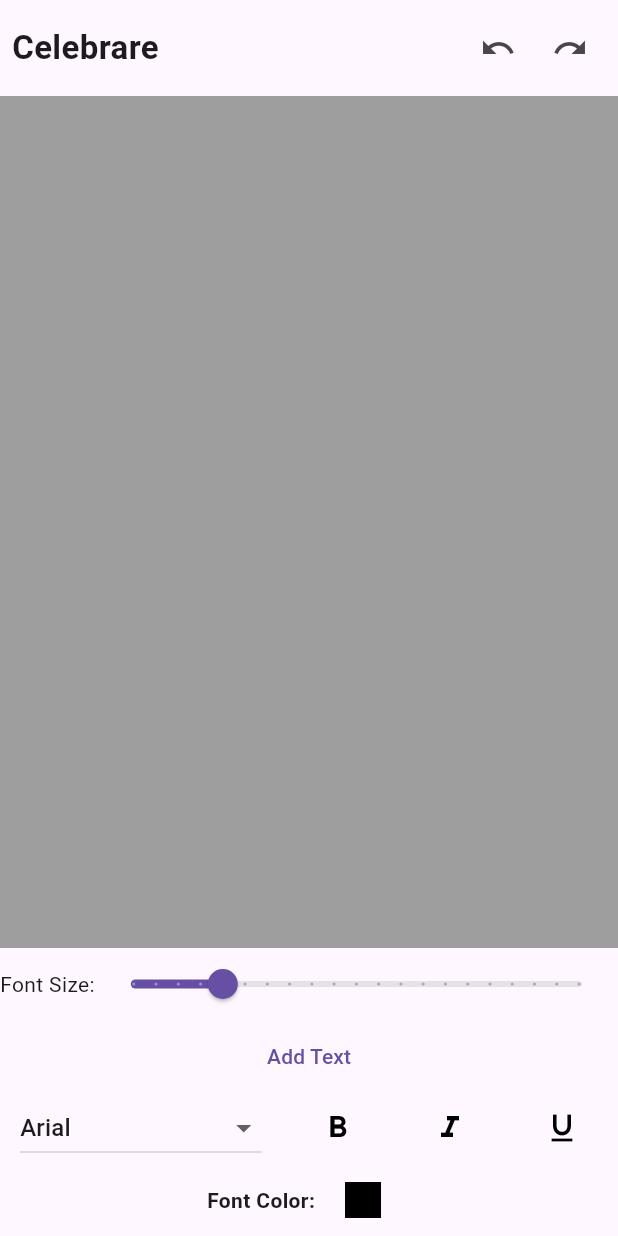
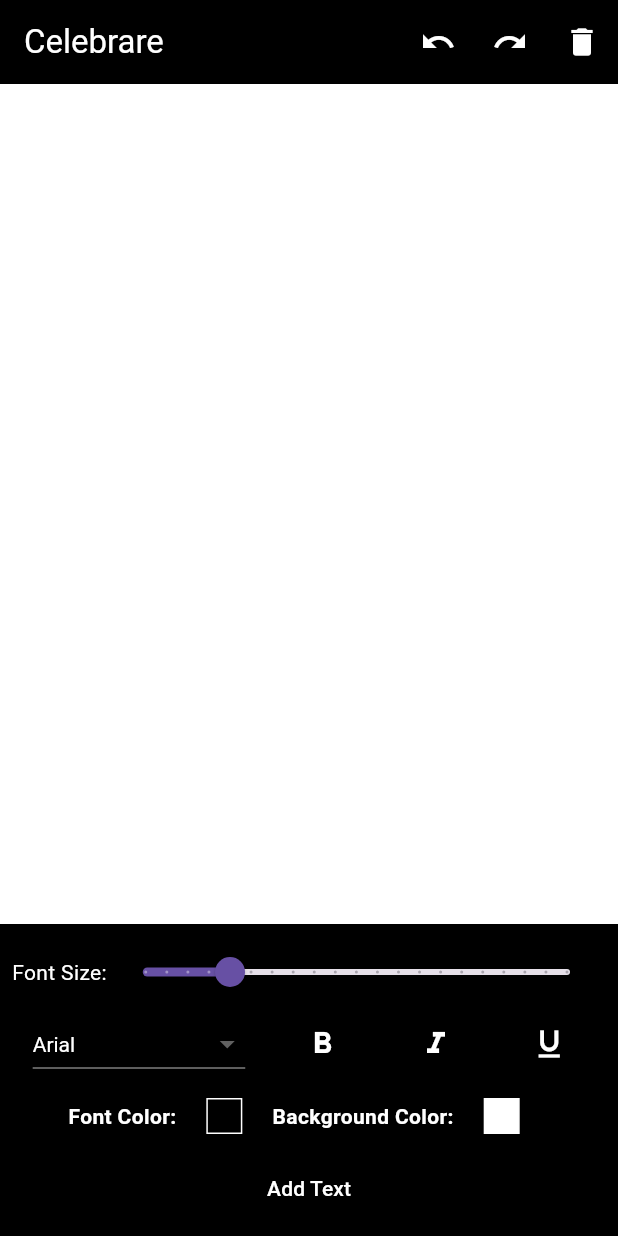
Before and after one commit to Amanbig/Text-Editor-Celebrare_ass-, a Flutter app: the screen it shows after launch, on a phone screen of 412 x 824 dp. Run offline on Flutter 3.47's test engine with Material 3 defaults, Android fonts, the phone set to English and light mode, and no system bars; our stand-ins replace flutter_colorpicker.

Commit message:
improved the ui

```diff
--- a/lib/screens/home_page.dart
+++ b/lib/screens/home_page.dart
@@ -15,6 +15,7 @@ class _MyHomePageState extends State<MyHomePage> {
   bool _isUnderline = false;
   double _fontSize = 16.0;
   Color _fontColor = Colors.black;
+  Color _backgroundColor = Colors.white;
 
   final List<DraggableText> _draggableTexts = [];
   final List<List<DraggableText>> _undoStack = [];
@@ -44,7 +45,7 @@ class _MyHomePageState extends State<MyHomePage> {
               onPressed: () => Navigator.of(context).pop(),
               child: const Text("Cancel"),
             ),
-            TextButton(
+            ElevatedButton(
               onPressed: () {
                 Navigator.of(context).pop();
                 _addDraggableText(textController.text.isNotEmpty
@@ -60,7 +61,6 @@ class _MyHomePageState extends State<MyHomePage> {
   }
 
   void _addDraggableText(String text) {
-    _saveStateToUndoStack();
     setState(() {
       final newText = DraggableText(
         key: UniqueKey(),
@@ -73,6 +73,7 @@ class _MyHomePageState extends State<MyHomePage> {
         isUnderline: _isUnderline,
         onSelected: _handleTextSelection,
         updatePosition: _updateTextPosition,
+        isSelected: false,
       );
       _draggableTexts.add(newText);
       _textCounter++;
@@ -81,15 +82,19 @@ class _MyHomePageState extends State<MyHomePage> {
   }
 
   void _handleTextSelection(DraggableText text) {
+    _saveStateToUndoStack();
     setState(() {
       _selectedText = text;
-      // Update the controls to match selected text
       _fontFamily = text.fontFamily;
       _fontColor = text.fontColor;
       _fontSize = text.fontSize;
       _isBold = text.isBold;
       _isItalic = text.isItalic;
       _isUnderline = text.isUnderline;
+
+      for (var draggableText in _draggableTexts) {
+        draggableText.isSelected = draggableText == text;
+      }
     });
   }
 
@@ -151,6 +156,42 @@ class _MyHomePageState extends State<MyHomePage> {
     );
   }
 
+  void _changeBackgroundColor() {
+    showDialog(
+      context: context,
+      builder: (context) {
+        return AlertDialog(
+          title: const Text("Choose Background Color"),
+          content: SingleChildScrollView(
+            child: BlockPicker(
+              pickerColor: _backgroundColor,
+              onColorChanged: (color) {
+                setState(() {
+                  _backgroundColor = color;
+                });
+              },
+            ),
+          ),
+          actions: [
+            TextButton(
+              onPressed: () => Navigator.of(context).pop(),
+              child: const Text("OK"),
+            ),
+          ],
+        );
+      },
+    );
+  }
+
+  void _deleteSelectedText() {
+    if (_selectedText != null) {
+      setState(() {
+        _draggableTexts.remove(_selectedText);
+        _selectedText = null;
+      });
+    }
+  }
+
   void _saveStateToUndoStack() {
     _undoStack.add(List.from(_draggableTexts));
     _redoStack.clear();
@@ -179,44 +220,45 @@ class _MyHomePageState extends State<MyHomePage> {
   @override
   Widget build(BuildContext context) {
     return Scaffold(
+      backgroundColor: Colors.black,
+      appBar: AppBar(
+        title: const Text('Celebrare',style: TextStyle(
+          color: Colors.white,
+        ),),
+        actions: [
+          IconButton(
+            onPressed: _undoAction,
+            icon: const Icon(Icons.undo,color: Colors.white,),
+          ),
+          IconButton(
+            onPressed: _redoAction,
+            icon: const Icon(Icons.redo,color: Colors.white,),
+          ),
+          IconButton(
+            onPressed: _deleteSelectedText,
+            icon: const Icon(Icons.delete,color: Colors.white,),
+          ),
+        ],
+        backgroundColor: Colors.black,
+      ),
       body: SafeArea(
         child: Column(
           children: [
-          Padding(
-            padding: const EdgeInsets.all(8.0),
-            child: Row(
-              mainAxisAlignment: MainAxisAlignment.spaceBetween,
-              children: [
-                const Text(
-                  'Celebrare',
-                  style: TextStyle(fontSize: 22, fontWeight: FontWeight.bold),
-                ),
-                Row(
-                  children: [
-                    IconButton(
-                      onPressed: _undoAction,
-                      icon: const Icon(Icons.undo),
-                    ),
-                    IconButton(
-                      onPressed: _redoAction,
-                      icon: const Icon(Icons.redo),
-                    ),
-                  ],
-                ),
-              ],
-            ),
-          ),
             Expanded(
               child: Stack(
                 children: [
-                Container(color: Colors.grey),
+                  Container(color: _backgroundColor),
                   ..._draggableTexts,
                 ],
               ),
             ),
+            Padding(
+              padding: const EdgeInsets.all(8.0),
+              child: Column(
+                children: [
                   Row(
                     children: [
-              const Text("Font Size:"),
+                      const Text("Font Size:",style: TextStyle(color: Colors.white,),),
                       Expanded(
                         child: Slider(
                           value: _fontSize,
@@ -234,25 +276,23 @@ class _MyHomePageState extends State<MyHomePage> {
                       ),
                     ],
                   ),
-          TextButton(
-            onPressed: _addText,
-            child: const Text("Add Text"),
-          ),
                   Row(
                     mainAxisAlignment: MainAxisAlignment.spaceAround,
                     children: [
                       DropdownButton<String>(
                         value: _fontFamily,
+                        dropdownColor: Colors.black,
                         items: const [
-                  DropdownMenuItem(value: 'Arial', child: Text('Arial')),
-                  DropdownMenuItem(value: 'Times New Roman', child: Text('Times New Roman')),
-                  DropdownMenuItem(value: 'Courier New', child: Text('Courier New')),
-                  DropdownMenuItem(value: 'Verdana', child: Text('Verdana')),
-                  DropdownMenuItem(value: 'Georgia', child: Text('Georgia')),
-                  DropdownMenuItem(value: 'Comic Sans MS', child: Text('Comic Sans MS')),
-                  DropdownMenuItem(value: 'Trebuchet MS', child: Text('Trebuchet MS')),
-                  DropdownMenuItem(value: 'Impact', child: Text('Impact')),
+                          DropdownMenuItem(value: 'Arial', child: Text('Arial',style: TextStyle(color: Colors.white,),)),
+                          DropdownMenuItem(value: 'Times New Roman', child: Text('Times New Roman',style: TextStyle(color: Colors.white))),
+                          DropdownMenuItem(value: 'Courier New', child: Text('Courier New',style: TextStyle(color: Colors.white))),
+                          DropdownMenuItem(value: 'Verdana', child: Text('Verdana',style: TextStyle(color: Colors.white))),
+                          DropdownMenuItem(value: 'Georgia', child: Text('Georgia',style: TextStyle(color: Colors.white))),
+                          DropdownMenuItem(value: 'Comic Sans MS', child: Text('Comic Sans MS',style: TextStyle(color: Colors.white))),
+                          DropdownMenuItem(value: 'Trebuchet MS', child: Text('Trebuchet MS',style: TextStyle(color: Colors.white))),
+                          DropdownMenuItem(value: 'Impact', child: Text('Impact',style: TextStyle(color: Colors.white))),
                         ],
+                        style: const TextStyle(color: Colors.white),
                         onChanged: (newValue) {
                           setState(() {
                             _fontFamily = newValue!;
@@ -262,7 +302,7 @@ class _MyHomePageState extends State<MyHomePage> {
                       ),
                       IconButton(
                         icon: Icon(Icons.format_bold,
-                    color: _isBold ? Colors.blue : Colors.black),
+                            color: _isBold ? Colors.blue : Colors.white),
                         onPressed: () {
                           setState(() {
                             _isBold = !_isBold;
@@ -272,7 +312,7 @@ class _MyHomePageState extends State<MyHomePage> {
                       ),
                       IconButton(
                         icon: Icon(Icons.format_italic,
-                    color: _isItalic ? Colors.blue : Colors.black),
+                            color: _isItalic ? Colors.blue : Colors.white),
                         onPressed: () {
                           setState(() {
                             _isItalic = !_isItalic;
@@ -282,7 +322,7 @@ class _MyHomePageState extends State<MyHomePage> {
                       ),
                       IconButton(
                         icon: Icon(Icons.format_underline,
-                    color: _isUnderline ? Colors.blue : Colors.black),
+                            color: _isUnderline ? Colors.blue : Colors.white),
                         onPressed: () {
                           setState(() {
                             _isUnderline = !_isUnderline;
@@ -297,21 +337,48 @@ class _MyHomePageState extends State<MyHomePage> {
                     children: [
                       const Text(
                         "Font Color:",
-                style: TextStyle(fontWeight: FontWeight.bold),
+                        style: TextStyle(fontWeight: FontWeight.bold,color: Colors.white,),
                       ),
                       TextButton(
                         onPressed: _changeFontColor,
                         child: Container(
                           width: 24,
                           height: 24,
+                          decoration: BoxDecoration(
                             color: _fontColor,
+                          border: Border.all(color: Colors.white),
+                          ),
+                        ),
+                      ),
+                      const Text(
+                        "Background Color:",
+                        style: TextStyle(fontWeight: FontWeight.bold,color: Colors.white,),
+                      ),
+                      TextButton(
+                        onPressed: _changeBackgroundColor,
+                        child: Container(
+                          width: 24,
+                          height: 24,
+                          decoration: BoxDecoration(
+                            color: _backgroundColor,
+                          border: Border.all(color: Colors.white),
+                          ),
                         ),
                       ),
                     ],
                   ),
+                  ElevatedButton(
+                    style: ElevatedButton.styleFrom(backgroundColor: Colors.black),
+                    onPressed: _addText,
+                    child: const Text("Add Text",style: TextStyle(color: Colors.white,),),
+                  ),
                 ],
               ),
-    ));
+            ),
+          ],
+        ),
+      ),
+    );
   }
 }
 
@@ -326,6 +393,7 @@ class DraggableText extends StatefulWidget {
   Offset position;
   final Function(DraggableText) onSelected;
   final Function(DraggableText, Offset) updatePosition;
+  bool isSelected;
 
   DraggableText({
     super.key,
@@ -339,6 +407,7 @@ class DraggableText extends StatefulWidget {
     required this.onSelected,
     required this.updatePosition,
     this.position = const Offset(50, 50),
+    this.isSelected = false,
   });
 
   DraggableText copyWith({
@@ -350,6 +419,7 @@ class DraggableText extends StatefulWidget {
     bool? isItalic,
     bool? isUnderline,
     Offset? position,
+    bool? isSelected,
   }) {
     return DraggableText(
       key: key,
@@ -363,6 +433,7 @@ class DraggableText extends StatefulWidget {
       position: position ?? this.position,
       onSelected: onSelected,
       updatePosition: updatePosition,
+      isSelected: isSelected ?? this.isSelected,
     );
   }
 
@@ -387,19 +458,23 @@ class _DraggableTextState extends State<DraggableText> {
           ),
           childWhenDragging: Container(),
           onDragStarted: () {
-            // Store the initial position when the drag starts
             initialPosition = widget.position;
           },
           onDraggableCanceled: (velocity, offset) {
-            // Update the final position after the drag ends
             setState(() {
-              widget.position = initialPosition!;
+              widget.position = Offset(
+                offset.dx,
+                offset.dy - AppBar().preferredSize.height - MediaQuery.of(context).padding.top,
+              );
+              widget.updatePosition(widget, widget.position);
             });
           },
           onDragEnd: (details) {
-            // Update the final position after the drag ends
             setState(() {
-              widget.position = details.offset;
+              widget.position = Offset(
+                details.offset.dx,
+                details.offset.dy - AppBar().preferredSize.height - MediaQuery.of(context).padding.top,
+              );
               widget.updatePosition(widget, widget.position);
             });
           },
@@ -410,7 +485,19 @@ class _DraggableTextState extends State<DraggableText> {
   }
 
   Widget _buildText() {
-    return Text(
+    return Container(
+      decoration: widget.isSelected
+          ? BoxDecoration(
+              border: Border.all(color: Colors.blueAccent, width: 2),
+              borderRadius: BorderRadius.circular(4),
+            )
+          : null,
+      padding: const EdgeInsets.all(4.0),
+      child:GestureDetector(
+        onTap: () {
+          widget.onSelected(widget);
+          },
+        child: Text(
           widget.text,
           style: TextStyle(
             fontFamily: widget.fontFamily,
@@ -420,6 +507,8 @@ class _DraggableTextState extends State<DraggableText> {
             fontSize: widget.fontSize,
             color: widget.fontColor,
           ),
+        ),
+      ),
     );
   }
 }
```
Lines whose indentation alone changed are shown as unchanged.
